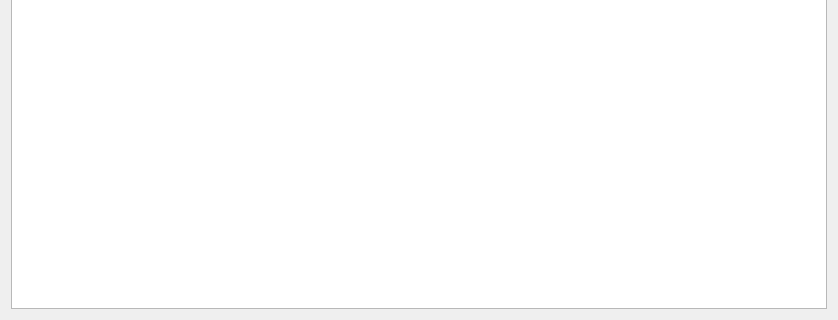
Old version of the form environmentform.ui in the repository apogza/RestyCage; both pictures show x 0 to 838 and y 191 to 511 of the 838 by 511 pixel window.
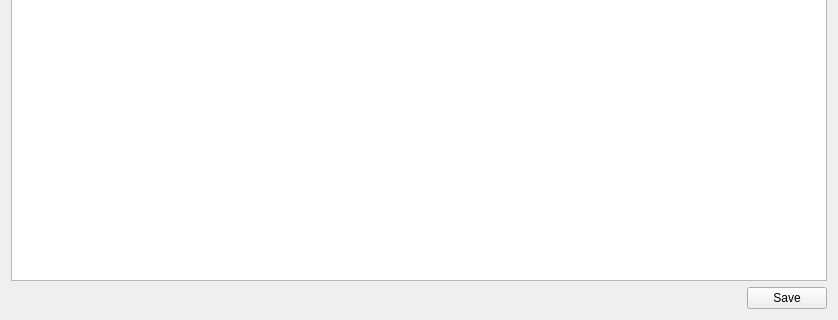
New version of the form. Icons and pictures are not drawn.

Commit message: Add save buttons for queries and envs. Start json serialization logic.

What changed in the file:
```diff
--- a/environmentform.ui
+++ b/environmentform.ui
@@ -61,6 +61,30 @@
      </attribute>
     </widget>
    </item>
+   <item>
+    <layout class="QHBoxLayout" name="horizontalLayout_2">
+     <item>
+      <spacer name="horizontalSpacer_2">
+       <property name="orientation">
+        <enum>Qt::Orientation::Horizontal</enum>
+       </property>
+       <property name="sizeHint" stdset="0">
+        <size>
+         <width>40</width>
+         <height>20</height>
+        </size>
+       </property>
+      </spacer>
+     </item>
+     <item>
+      <widget class="QPushButton" name="saveEnvironmentBtn">
+       <property name="text">
+        <string>Save</string>
+       </property>
+      </widget>
+     </item>
+    </layout>
+   </item>
   </layout>
  </widget>
  <resources/>
```
Left out of the diff: 9 changed lines with no effect on the pictures. The commit also changes 11 other files.
